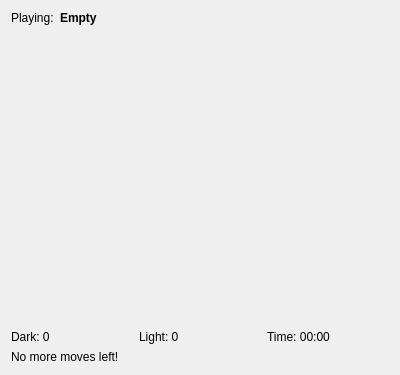
Old version of the form client/screens/game/regulargame.ui in the repository ZoomTen/entertaining-tiles.
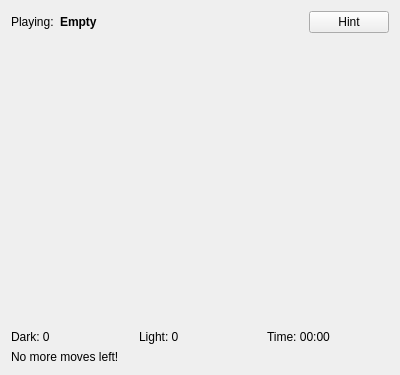
New version of the form.

```diff
--- a/client/screens/game/regulargame.ui
+++ b/client/screens/game/regulargame.ui
@@ -50,7 +50,11 @@
        </spacer>
       </item>
       <item row="1" column="1">
-       <layout class="QGridLayout" name="gameGrid"/>
+       <layout class="QGridLayout" name="gameGrid">
+        <property name="spacing">
+         <number>2</number>
+        </property>
+       </layout>
       </item>
       <item row="1" column="2">
        <spacer name="horizontalSpacer_2">
@@ -109,6 +113,13 @@
        </property>
       </widget>
      </item>
+     <item>
+      <widget class="QPushButton" name="hintButton">
+       <property name="text">
+        <string>Hint</string>
+       </property>
+      </widget>
+     </item>
     </layout>
    </item>
    <item row="2" column="0" colspan="2">
```
